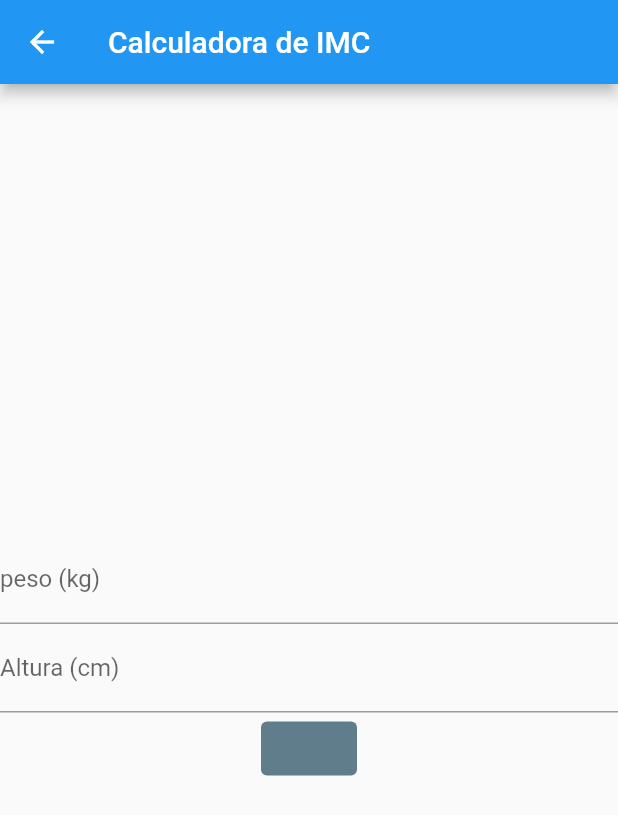
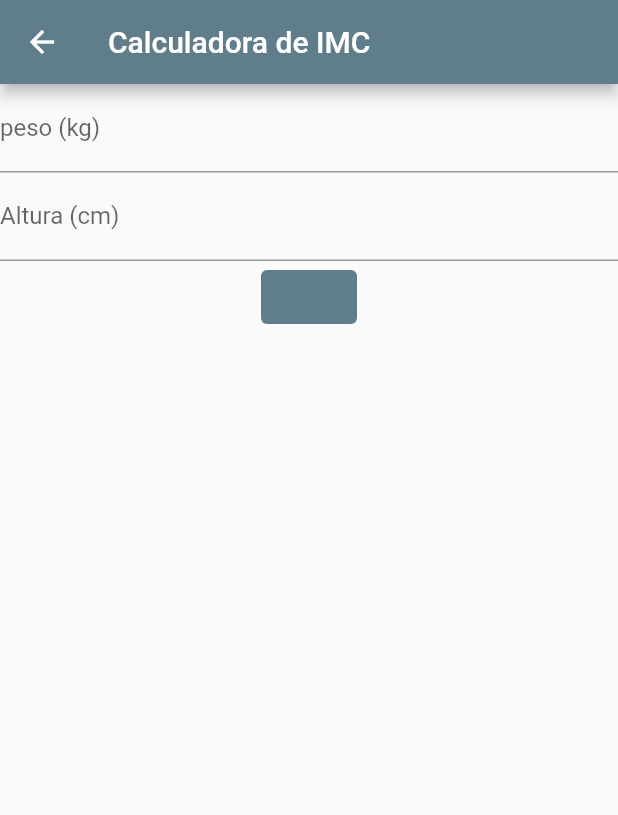
Before and after one commit to Joao-Savi/imc, a Flutter app: the GaleriaScreen screen opened directly, in the side drawer, after a tap on "Calculadora de IMC", on a phone screen of 412 x 824 dp. Shown: the top 815 px of the screen. Run offline on Flutter 3.47's test engine with Material 2 defaults, Android fonts, the phone set to English and light mode, and no system bars; network calls fail.

```diff
--- a/lib/app/Components/menu.dart
+++ b/lib/app/Components/menu.dart
@@ -15,14 +15,17 @@ Widget Menu(BuildContext context) {
       // Important: Remove any padding from the ListView.
       padding: EdgeInsets.zero,
       children: [
-        const DrawerHeader(
-          decoration: BoxDecoration(
-            color: Colors.blueGrey,
-          ),
-          child: Text('Menu'),
+        const UserAccountsDrawerHeader(
+            decoration:BoxDecoration(
+              color: Colors.blueGrey,
+            ) ,
+            accountName: Text("João Savi"),
+            accountEmail: Text("joao_g_savi@estudante.sesisenai.org.br"),
         ),
+
         ListTile(
           title: const Text('Calculadora de IMC'),
+          leading: Icon(Icons.accessibility_outlined),
           onTap: () {
             Navigator.push(
               context,
@@ -35,6 +38,7 @@ Widget Menu(BuildContext context) {
         ),
         ListTile(
           title: const Text('Sobre'),
+          leading: Icon(Icons.add),
           onTap: () {
             Navigator.push(
               context,
@@ -47,6 +51,7 @@ Widget Menu(BuildContext context) {
         ),
         ListTile(
           title: const Text('galeria'),
+          leading: Icon(Icons.add_a_photo),
           onTap: () {
             Navigator.push(
               context,
@@ -60,11 +65,13 @@ Widget Menu(BuildContext context) {
         ),
         ListTile(
           title: const Text('Calculadora '),
+          leading: Icon(Icons.ad_units),
           onTap: () {
             Navigator.push(
               context,
               MaterialPageRoute(
                   builder: (context) => CalculatorListScreen(title: "Calculadora")),
+
             );
             // Update the state of the app.
             // ...
--- a/lib/app/screens/galeria_screen.dart
+++ b/lib/app/screens/galeria_screen.dart
@@ -38,6 +38,7 @@ class _MyGaleriaScreen extends State<GaleriaScreen> {
     return Scaffold(
       appBar: AppBar(
         title: Text(widget.title),
+        backgroundColor: Colors.blueGrey,
       ),
 
       drawer:
--- a/lib/app/screens/home_screen.dart
+++ b/lib/app/screens/home_screen.dart
@@ -12,7 +12,8 @@ class HomeScreen extends StatefulWidget {
 
 class _MyHomeScreenState extends State<HomeScreen> {
 
-  int _counter = 0;
+  List<dynamic> _listResult = [];
+
   String _text = '';
   double _imc = 0;
   TextEditingController _pesoController = TextEditingController();
@@ -38,6 +39,10 @@ class _MyHomeScreenState extends State<HomeScreen> {
         } else if(_imc >= 40){
           _text = "Obesidade Grau III";
         }
+
+
+        _listResult.add(_imc.toStringAsFixed(2));
+
     });
   }
 
@@ -48,6 +53,7 @@ class _MyHomeScreenState extends State<HomeScreen> {
     return Scaffold(
       appBar: AppBar(
         title: Text(widget.title),
+        backgroundColor: Colors.blueGrey,
       ),
       body: Center(
 
@@ -88,6 +94,26 @@ class _MyHomeScreenState extends State<HomeScreen> {
               },
               child: Text('$_text'),
             ),
+
+            Expanded(
+              child: ListView.builder(
+                  itemCount: _listResult.length,
+                  itemBuilder: (context, index){
+                    return ListTile(
+                      title: Text(_listResult[index].toString()),
+                      trailing: IconButton(
+                        icon: const Icon(Icons.delete, color: Colors.red),
+                        tooltip: 'increase volume by 10',
+                        onPressed: (){
+                          setState(() {
+                            _listResult.remove(_listResult[index]);
+                          });
+                        },
+                      ),
+                    );
+                  }
+              ),
+            ),
           ],
         ),
       ),
```
Also changed, not shown: lib/app/screens/calculator_list_screen.dart (+15 -1 lines), lib/app/screens/otraCalculadora_screen.dart (added).
